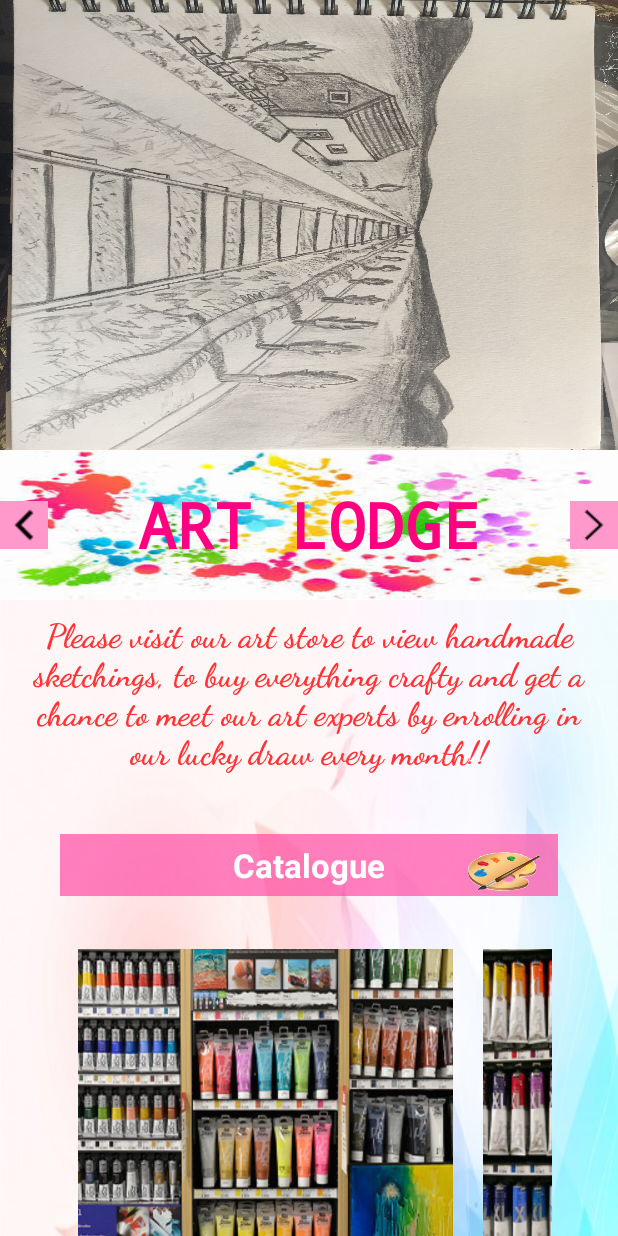
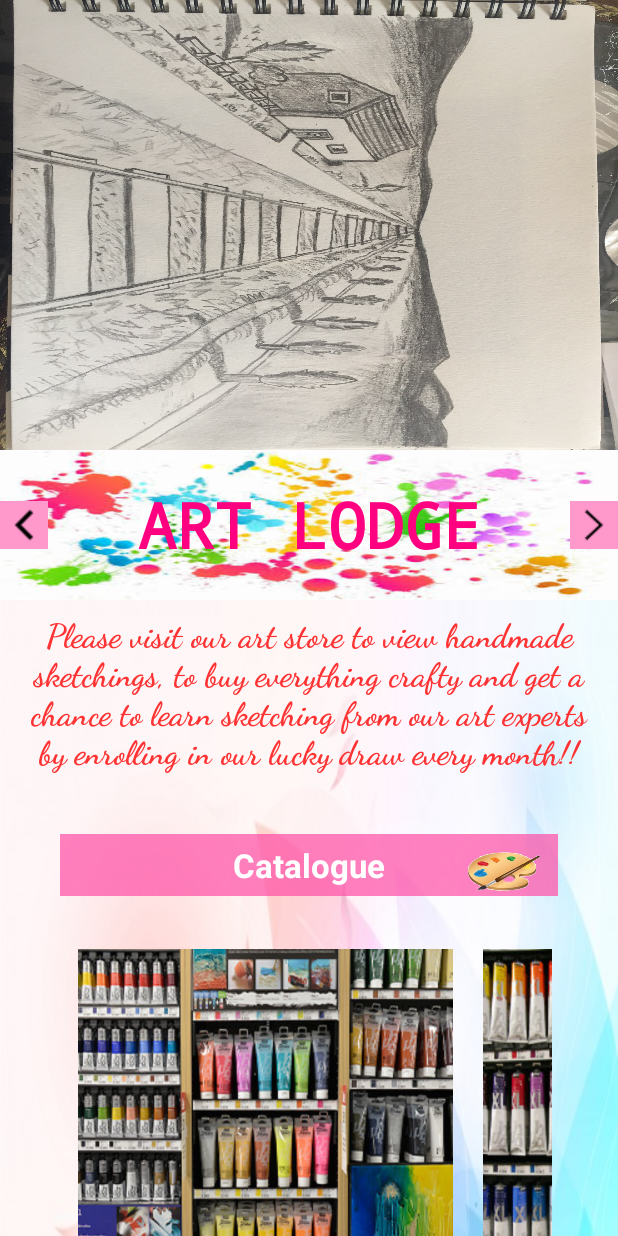
Before and after one commit to hennasingh/ArtScreenApp, an Android app: the screen it shows after launch (MainActivity), on a phone screen of 412 x 824 dp. Run offline under Robolectric (Android 15) with nearby library versions, the phone set to English and light mode, and no system bars.

Commit message:
changed the business desc

```diff
--- a/app/src/main/res/values/strings.xml
+++ b/app/src/main/res/values/strings.xml
@@ -3,13 +3,13 @@
     <string name="header_text">Art Lodge</string>
     <string name="address">Castle Avenue,Clontarf, Dublin</string>
     <string name="phone">0899722424</string>
-    <string name="email">artlodge@art.com</string>
+    <string name="email">art@artlodge.com</string>
     <string name="Art1">Scenery Sketch</string>
     <string name="Art2">Room Sketch</string>
     <string name="Art3">Music Sketch</string>
     <string name="Art4">Boat Sketch</string>
     <string name="artMessage">Please visit our art store to view handmade sketchings, to buy everything crafty
-        and get a chance to meet our art experts by enrolling in our lucky draw every month!!</string>
+        and get a chance to learn sketching from our art experts by enrolling in our lucky draw every month!!</string>
     <string name="leftArrow">Left Arrow</string>
     <string name="rightArrow">Right Arrow</string>
     <string name="homeIcon">Home Icon</string>
```
Also changed, not shown: 1 other file.
